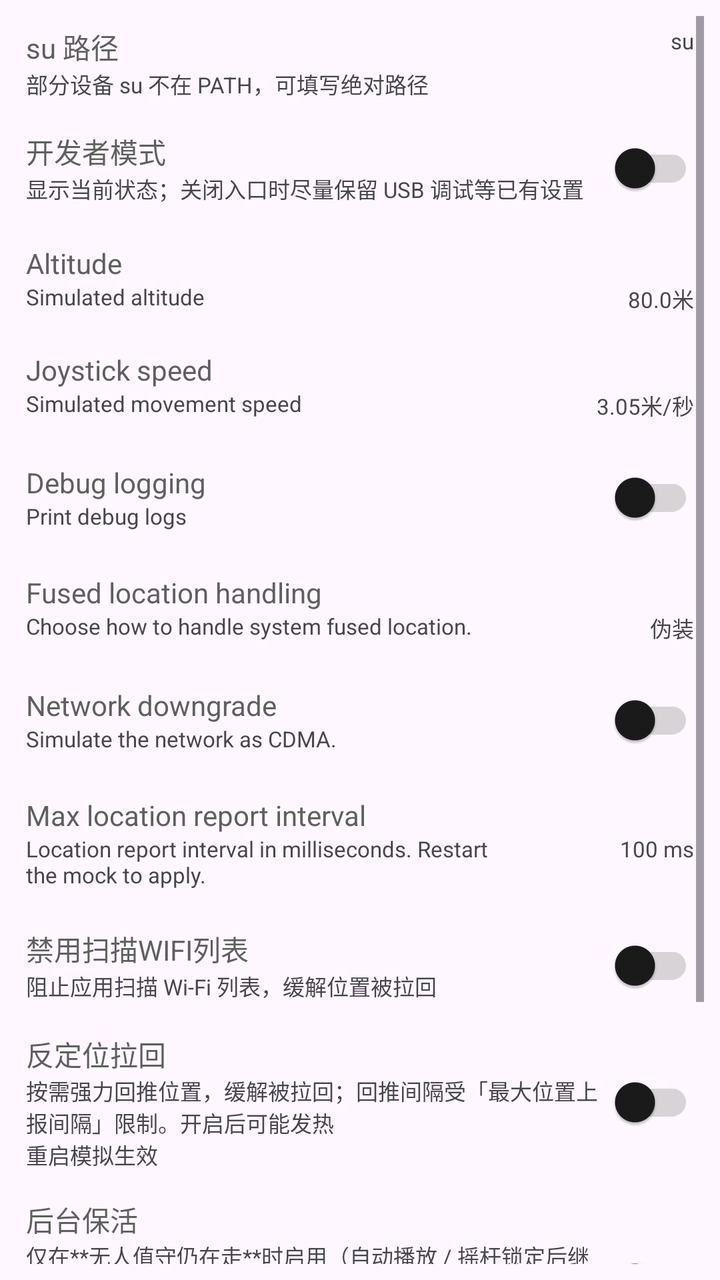
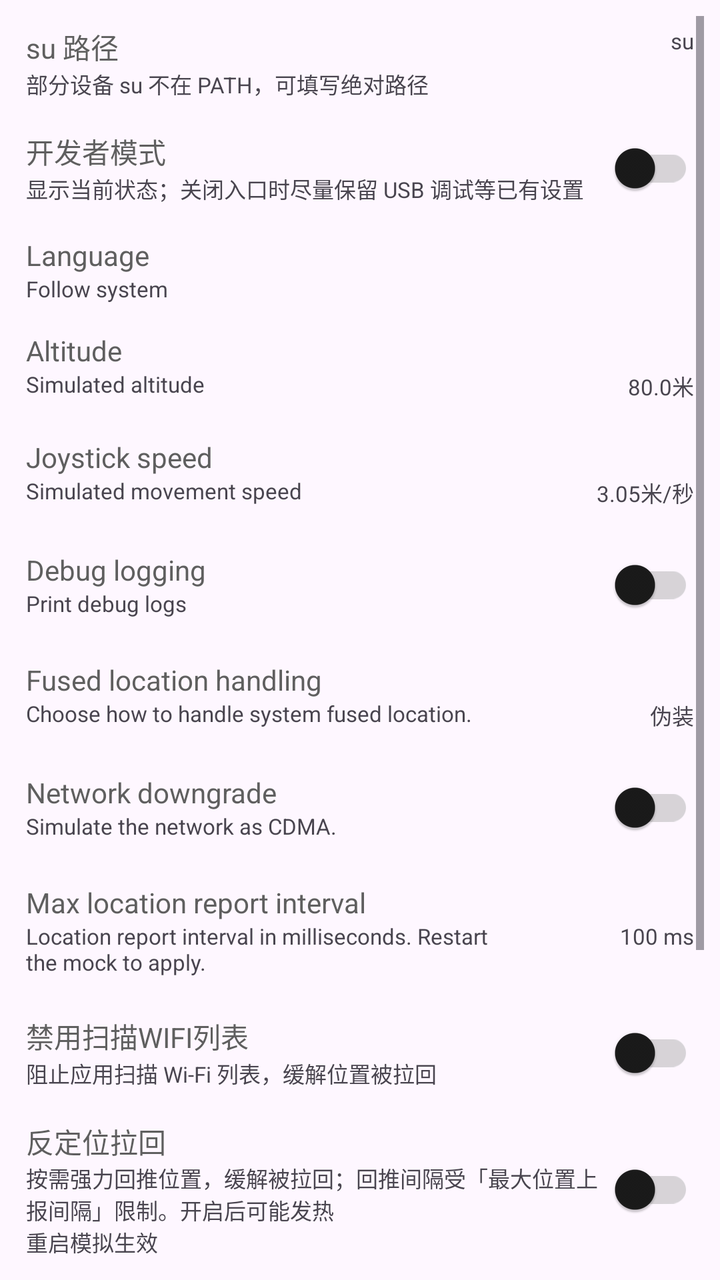

An Android layout rendered at two revisions. The XML below is the earlier revision; the diff shows what the commit changed to produce the second picture.
<!-- AndroidManifest.xml: application theme AppTheme -->
<!-- res/layout/fragment_settings.xml -->
<?xml version="1.0" encoding="utf-8"?>
<androidx.constraintlayout.widget.ConstraintLayout xmlns:android="http://schemas.android.com/apk/res/android"
    xmlns:app="http://schemas.android.com/apk/res-auto"
    xmlns:tools="http://schemas.android.com/tools"
    android:layout_width="match_parent"
    android:layout_height="match_parent"
    android:padding="8dp"
    tools:context=".ui.settings.SettingsFragment">

    <ScrollView
        android:layout_width="match_parent"
        android:layout_height="0dp"
        app:layout_constraintTop_toTopOf="parent"
        app:layout_constraintStart_toStartOf="parent">

        <LinearLayout
            android:layout_width="match_parent"
            android:layout_height="wrap_content"
            android:orientation="vertical">

            <androidx.constraintlayout.widget.ConstraintLayout
                android:id="@+id/su_path_layout"
                android:layout_width="match_parent"
                android:layout_height="wrap_content"
                android:padding="5dp">

                <com.google.android.material.textview.MaterialTextView
                    android:id="@+id/su_path_title"
                    android:layout_width="0dp"
                    android:layout_height="wrap_content"
                    android:text="su 路径"
                    android:textColor="?attr/colorOnSurfaceVariant"
                    app:layout_constraintStart_toStartOf="parent"
                    app:layout_constraintEnd_toStartOf="@id/su_path_value"
                    app:layout_constraintTop_toTopOf="parent" />

                <com.google.android.material.textview.MaterialTextView
                    android:id="@+id/su_path_desc"
                    android:layout_width="0dp"
                    android:layout_height="wrap_content"
                    android:text="部分设备 su 不在 PATH，可填写绝对路径"
                    android:textSize="11sp"
                    app:layout_constraintStart_toStartOf="parent"
                    app:layout_constraintEnd_toStartOf="@id/su_path_value"
                    app:layout_constraintTop_toBottomOf="@id/su_path_title" />

                <com.google.android.material.textview.MaterialTextView
                    android:id="@+id/su_path_value"
                    android:layout_width="120dp"
                    android:layout_height="wrap_content"
                    android:gravity="end"
                    android:text="su"
                    android:textSize="11sp"
                    app:layout_constraintTop_toTopOf="parent"
                    app:layout_constraintEnd_toEndOf="parent" />

            </androidx.constraintlayout.widget.ConstraintLayout>

            <LinearLayout
                android:id="@+id/developer_mode_layout"
                android:layout_width="match_parent"
                android:layout_height="wrap_content"
                android:gravity="center_vertical"
                android:orientation="horizontal"
                android:padding="5dp">
                <LinearLayout
                    android:layout_width="0dp"
                    android:layout_height="wrap_content"
                    android:layout_weight="1"
                    android:orientation="vertical">
                    <com.google.android.material.textview.MaterialTextView
                        android:layout_width="wrap_content"
                        android:layout_height="wrap_content"
                        android:text="开发者模式"
                        android:textColor="?attr/colorOnSurfaceVariant" />
                    <com.google.android.material.textview.MaterialTextView
                        android:layout_width="wrap_content"
                        android:layout_height="wrap_content"
                        android:text="显示当前状态；关闭入口时尽量保留 USB 调试等已有设置"
                        android:textSize="11sp" />
                </LinearLayout>
                <com.google.android.material.switchmaterial.SwitchMaterial
                    android:id="@+id/developer_mode_switch"
                    android:layout_width="wrap_content"
                    android:layout_height="wrap_content"
                    android:layout_gravity="center_vertical" />
            </LinearLayout>

            <LinearLayout
                android:id="@+id/selinux_layout"
                android:visibility="gone"
                android:layout_width="match_parent"
                android:layout_height="wrap_content"
                android:gravity="center_vertical"
                android:orientation="horizontal"
                android:padding="5dp">
                <LinearLayout
                    android:layout_width="0dp"
                    android:layout_height="wrap_content"
                    android:layout_weight="1"
                    android:orientation="vertical"
                    android:gravity="center_vertical">
                    <com.google.android.material.textview.MaterialTextView
                        android:layout_width="wrap_content"
                        android:layout_height="wrap_content"
                        android:text="@string/selinux"
                        android:textColor="?attr/colorOnSurfaceVariant" />
                    <com.google.android.material.textview.MaterialTextView
                        android:layout_width="wrap_content"
                        android:layout_height="wrap_content"
                        android:text="@string/need_open_selinux"
                        android:textSize="11sp" />
                </LinearLayout>
                <com.google.android.material.switchmaterial.SwitchMaterial
                    android:id="@+id/selinux_switch"
                    android:layout_width="wrap_content"
                    android:layout_height="wrap_content"
                    android:layout_gravity="center_vertical"/>
            </LinearLayout>

            <androidx.constraintlayout.widget.ConstraintLayout
                android:id="@+id/altitude_layout"
                android:layout_width="match_parent"
                android:layout_height="wrap_content"
                android:gravity="center_vertical"
                android:padding="5dp"
                android:layout_marginTop="4dp"
                android:layout_marginBottom="4dp">

                <com.google.android.material.textview.MaterialTextView
                    android:id="@+id/altitude_title"
                    android:layout_width="0dp"
                    android:layout_height="wrap_content"
                    android:text="@string/altitude"
                    android:textColor="?attr/colorOnSurfaceVariant"
                    app:layout_constraintStart_toStartOf="parent"
                    app:layout_constraintEnd_toStartOf="@id/altitude_value"
                    app:layout_constraintTop_toTopOf="parent"/>

                <com.google.android.material.textview.MaterialTextView
                    android:id="@+id/altitude_desc"
                    android:layout_width="0dp"
                    android:layout_height="wrap_content"
                    android:text="@string/altitude_desc"
                    android:textSize="11sp"
                    app:layout_constraintStart_toStartOf="parent"
                    app:layout_constraintEnd_toStartOf="@id/altitude_value"
                    app:layout_constraintTop_toBottomOf="@id/altitude_title"/>

                <com.google.android.material.textview.MaterialTextView
                    android:id="@+id/altitude_value"
                    android:layout_width="96dp"
                    android:layout_height="wrap_content"
                    android:gravity="end"
                    android:text="80.0米"
                    android:textSize="11sp"
                    app:layout_constraintTop_toBottomOf="@id/altitude_title"
                    app:layout_constraintEnd_toEndOf="parent" />

            </androidx.constraintlayout.widget.ConstraintLayout>

            <androidx.constraintlayout.widget.ConstraintLayout
                android:id="@+id/speed_layout"
                android:layout_width="match_parent"
                android:layout_height="wrap_content"
                android:gravity="center_vertical"
                android:padding="5dp"
                android:layout_marginTop="4dp"
                android:layout_marginBottom="4dp">

                <com.google.android.material.textview.MaterialTextView
                    android:id="@+id/speed_title"
                    android:layout_width="0dp"
                    android:layout_height="wrap_content"
                    android:text="@string/rocker_speed"
                    android:textColor="?attr/colorOnSurfaceVariant"
                    app:layout_constraintStart_toStartOf="parent"
                    app:layout_constraintEnd_toStartOf="@id/speed_value"
                    app:layout_constraintTop_toTopOf="parent"/>

                <com.google.android.material.textview.MaterialTextView
                    android:id="@+id/speed_desc"
                    android:layout_width="0dp"
                    android:layout_height="wrap_content"
                    android:text="@string/rocker_speed_desc"
                    android:textSize="11sp"
                    app:layout_constraintStart_toStartOf="parent"
                    app:layout_constraintEnd_toStartOf="@id/speed_value"
                    app:layout_constraintTop_toBottomOf="@id/speed_title"/>

                <com.google.android.material.textview.MaterialTextView
                    android:id="@+id/speed_value"
                    android:layout_width="96dp"
                    android:layout_height="wrap_content"
                    android:gravity="end"
                    android:text="3.05米/秒"
                    android:textSize="11sp"
                    app:layout_constraintTop_toBottomOf="@id/speed_title"
                    app:layout_constraintEnd_toEndOf="parent" />

            </androidx.constraintlayout.widget.ConstraintLayout>

            <LinearLayout
                android:id="@+id/debug_layout"
                android:layout_width="match_parent"
                android:layout_height="wrap_content"
                android:padding="5dp"
                android:gravity="center_vertical"
                android:orientation="horizontal">
                <LinearLayout
                    android:layout_width="0dp"
                    android:layout_height="wrap_content"
                    android:layout_weight="1"
                    android:orientation="vertical"
                    android:gravity="center_vertical">
                    <com.google.android.material.textview.MaterialTextView
                        android:layout_width="wrap_content"
                        android:layout_height="wrap_content"
                        android:text="@string/debug"
                        android:textColor="?attr/colorOnSurfaceVariant" />
                    <com.google.android.material.textview.MaterialTextView
                        android:layout_width="wrap_content"
                        android:layout_height="wrap_content"
                        android:text="@string/debug_desc"
                        android:textSize="11sp" />
                </LinearLayout>
                <com.google.android.material.switchmaterial.SwitchMaterial
                    android:id="@+id/debug_switch"
                    android:layout_width="wrap_content"
                    android:layout_height="wrap_content"
                    android:layout_gravity="center_vertical"/>
            </LinearLayout>

            
            <androidx.constraintlayout.widget.ConstraintLayout
                android:id="@+id/dfused_layout"
                android:layout_width="match_parent"
                android:layout_height="wrap_content"
                android:gravity="center_vertical"
                android:padding="5dp"
                android:layout_marginTop="4dp"
                android:layout_marginBottom="4dp">

                <com.google.android.material.textview.MaterialTextView
                    android:id="@+id/dfused_title"
                    android:layout_width="0dp"
                    android:layout_height="wrap_content"
                    android:text="@string/dfused"
                    android:textColor="?attr/colorOnSurfaceVariant"
                    app:layout_constraintStart_toStartOf="parent"
                    app:layout_constraintEnd_toStartOf="@id/dfused_value"
                    app:layout_constraintTop_toTopOf="parent"/>

                <com.google.android.material.textview.MaterialTextView
                    android:id="@+id/dfused_desc"
                    android:layout_width="0dp"
                    android:layout_height="wrap_content"
                    android:text="@string/dfused_desc"
                    android:textSize="11sp"
                    app:layout_constraintStart_toStartOf="parent"
                    app:layout_constraintEnd_toStartOf="@id/dfused_value"
                    app:layout_constraintTop_toBottomOf="@id/dfused_title"/>

                <com.google.android.material.textview.MaterialTextView
                    android:id="@+id/dfused_value"
                    android:layout_width="96dp"
                    android:layout_height="wrap_content"
                    android:gravity="end"
                    android:text="伪装"
                    android:textSize="11sp"
                    app:layout_constraintTop_toBottomOf="@id/dfused_title"
                    app:layout_constraintEnd_toEndOf="parent" />

            </androidx.constraintlayout.widget.ConstraintLayout>

            <LinearLayout
                android:id="@+id/cdma_layout"
                android:layout_width="match_parent"
                android:layout_height="wrap_content"
                android:gravity="center_vertical"
                android:padding="5dp"
                android:orientation="horizontal">
                <LinearLayout
                    android:layout_width="0dp"
                    android:layout_height="wrap_content"
                    android:layout_weight="1"
                    android:orientation="vertical"
                    android:gravity="center_vertical">
                    <com.google.android.material.textview.MaterialTextView
                        android:layout_width="wrap_content"
                        android:layout_height="wrap_content"
                        android:text="@string/cdma"
                        android:textColor="?attr/colorOnSurfaceVariant" />
                    <com.google.android.material.textview.MaterialTextView
                        android:layout_width="wrap_content"
                        android:layout_height="wrap_content"
                        android:text="@string/cdma_desc"
                        android:textSize="11sp" />
                </LinearLayout>
                <com.google.android.material.switchmaterial.SwitchMaterial
                    android:id="@+id/cdma_switch"
                    android:layout_width="wrap_content"
                    android:layout_height="wrap_content"
                    android:layout_gravity="center_vertical"/>
            </LinearLayout>

            <androidx.constraintlayout.widget.ConstraintLayout
                android:id="@+id/report_duration_layout"
                android:layout_width="match_parent"
                android:layout_height="wrap_content"
                android:gravity="center_vertical"
                android:padding="5dp"
                android:layout_marginTop="4dp"
                android:layout_marginBottom="4dp">

                <com.google.android.material.textview.MaterialTextView
                    android:id="@+id/report_duration_title"
                    android:layout_width="0dp"
                    android:layout_height="wrap_content"
                    android:text="@string/item_report_duration_title"
                    android:textColor="?attr/colorOnSurfaceVariant"
                    app:layout_constraintStart_toStartOf="parent"
                    app:layout_constraintEnd_toStartOf="@id/report_duration_value"
                    app:layout_constraintTop_toTopOf="parent"/>

                <com.google.android.material.textview.MaterialTextView
                    android:id="@+id/report_duration_desc"
                    android:layout_width="0dp"
                    android:layout_height="wrap_content"
                    android:text="@string/item_report_duration_desc"
                    android:textSize="11sp"
                    app:layout_constraintStart_toStartOf="parent"
                    app:layout_constraintEnd_toStartOf="@id/report_duration_value"
                    app:layout_constraintTop_toBottomOf="@id/report_duration_title"/>

                <com.google.android.material.textview.MaterialTextView
                    android:id="@+id/report_duration_value"
                    android:layout_width="96dp"
                    android:layout_height="wrap_content"
                    android:gravity="end"
                    android:text="@string/item_report_duration_value"
                    android:textSize="11sp"
                    app:layout_constraintTop_toBottomOf="@id/report_duration_title"
                    app:layout_constraintEnd_toEndOf="parent" />

            </androidx.constraintlayout.widget.ConstraintLayout>


            <LinearLayout
                android:id="@+id/disable_wlan_scan_layout"
                android:layout_width="match_parent"
                android:layout_height="wrap_content"
                android:gravity="center_vertical"
                android:padding="5dp"
                android:orientation="horizontal">
                <LinearLayout
                    android:layout_width="0dp"
                    android:layout_height="wrap_content"
                    android:layout_weight="1"
                    android:orientation="vertical"
                    android:gravity="center_vertical">
                    <com.google.android.material.textview.MaterialTextView
                        android:layout_width="wrap_content"
                        android:layout_height="wrap_content"
                        android:text="禁用扫描WIFI列表"
                        android:textColor="?attr/colorOnSurfaceVariant" />
                    <com.google.android.material.textview.MaterialTextView
                        android:layout_width="wrap_content"
                        android:layout_height="wrap_content"
                        android:text="阻止应用扫描 Wi-Fi 列表，缓解位置被拉回"
                        android:textSize="11sp" />
                </LinearLayout>
                <com.google.android.material.switchmaterial.SwitchMaterial
                    android:id="@+id/disable_wlan_scan_switch"
                    android:layout_width="wrap_content"
                    android:layout_height="wrap_content"
                    android:layout_gravity="center_vertical"/>
            </LinearLayout>

            <LinearLayout
                android:id="@+id/loop_broadcast_location_layout"
                android:layout_width="match_parent"
                android:layout_height="wrap_content"
                android:gravity="center_vertical"
                android:padding="5dp"
                android:orientation="horizontal">
                <LinearLayout
                    android:layout_width="0dp"
                    android:layout_height="wrap_content"
                    android:layout_weight="1"
                    android:orientation="vertical"
                    android:gravity="center_vertical">
                    <com.google.android.material.textview.MaterialTextView
                        android:layout_width="wrap_content"
                        android:layout_height="wrap_content"
                        android:text="反定位拉回"
                        android:textColor="?attr/colorOnSurfaceVariant" />
                    <com.google.android.material.textview.MaterialTextView
                        android:layout_width="wrap_content"
                        android:layout_height="wrap_content"
                        android:text="按需强力回推位置，缓解被拉回；回推间隔受「最大位置上报间隔」限制。开启后可能发热\n重启模拟生效"
                        android:textSize="11sp" />
                </LinearLayout>
                <com.google.android.material.switchmaterial.SwitchMaterial
                    android:id="@+id/loop_broadcast_location_switch"
                    android:layout_width="wrap_content"
                    android:layout_height="wrap_content"
                    android:layout_gravity="center_vertical"/>
            </LinearLayout>

            
            <LinearLayout
                android:id="@+id/keep_alive_layout"
                android:layout_width="match_parent"
                android:layout_height="wrap_content"
                android:layout_marginTop="4dp"
                android:layout_marginBottom="4dp"
                android:gravity="center_vertical"
                android:orientation="horizontal"
                android:padding="5dp">
                <LinearLayout
                    android:layout_width="0dp"
                    android:layout_height="wrap_content"
                    android:layout_weight="1"
                    android:gravity="center_vertical"
                    android:orientation="vertical">
                    <com.google.android.material.textview.MaterialTextView
                        android:layout_width="wrap_content"
                        android:layout_height="wrap_content"
                        android:text="后台保活"
                        android:textColor="?attr/colorOnSurfaceVariant" />
                    <com.google.android.material.textview.MaterialTextView
                        android:layout_width="wrap_content"
                        android:layout_height="wrap_content"
                        android:text="仅在**无人值守仍在走**时启用（自动播放 / 摇杆锁定后继续走）：\n用前台服务把 App 钉住，防止被系统冻结导致位置停住；空闲时按系统默认省电"
                        android:textSize="11sp" />
                </LinearLayout>
                <com.google.android.material.switchmaterial.SwitchMaterial
                    android:id="@+id/keep_alive_switch"
                    android:layout_width="wrap_content"
                    android:layout_height="wrap_content"
                    android:layout_gravity="center_vertical"/>
            </LinearLayout>

            
            <LinearLayout
                android:id="@+id/battery_optimization_layout"
                android:layout_width="match_parent"
                android:layout_height="wrap_content"
                android:gravity="center_vertical"
                android:orientation="horizontal"
                android:padding="5dp">
                <LinearLayout
                    android:layout_width="0dp"
                    android:layout_height="wrap_content"
                    android:layout_weight="1"
                    android:gravity="center_vertical"
                    android:orientation="vertical">
                    <com.google.android.material.textview.MaterialTextView
                        android:layout_width="wrap_content"
                        android:layout_height="wrap_content"
                        android:text="电池优化白名单"
                        android:textColor="?attr/colorOnSurfaceVariant" />
                    <com.google.android.material.textview.MaterialTextView
                        android:id="@+id/battery_optimization_state"
                        android:layout_width="wrap_content"
                        android:layout_height="wrap_content"
                        android:text="读取中…"
                        android:textSize="11sp" />
                </LinearLayout>
            </LinearLayout>

            <LinearLayout
                android:id="@+id/allow_landscape_layout"
                android:layout_width="match_parent"
                android:layout_height="wrap_content"
                android:gravity="center_vertical"
                android:padding="5dp"
                android:orientation="horizontal">
                <LinearLayout
                    android:layout_width="0dp"
                    android:layout_height="wrap_content"
                    android:layout_weight="1"
                    android:orientation="vertical"
                    android:gravity="center_vertical">
                    <com.google.android.material.textview.MaterialTextView
                        android:layout_width="wrap_content"
                        android:layout_height="wrap_content"
                        android:text="@string/allow_landscape"
                        android:textColor="?attr/colorOnSurfaceVariant" />
                    <com.google.android.material.textview.MaterialTextView
                        android:layout_width="wrap_content"
                        android:layout_height="wrap_content"
                        android:text="@string/allow_landscape_desc"
                        android:textSize="11sp" />
                </LinearLayout>
                <com.google.android.material.switchmaterial.SwitchMaterial
                    android:id="@+id/allow_landscape_switch"
                    android:layout_width="wrap_content"
                    android:layout_height="wrap_content"
                    android:layout_gravity="center_vertical"/>
            </LinearLayout>

        </LinearLayout>

    </ScrollView>
</androidx.constraintlayout.widget.ConstraintLayout>
<!-- resources referenced by this layout -->
<resources>
  <string name="allow_landscape">Allow landscape</string>
  <string name="allow_landscape_desc">Some screens may render incorrectly in landscape</string>
  <string name="altitude">Altitude</string>
  <string name="altitude_desc">Simulated altitude</string>
  <string name="cdma">Network downgrade</string>
  <string name="cdma_desc">Simulate the network as CDMA.</string>
  <string name="debug">Debug logging</string>
  <string name="debug_desc">Print debug logs</string>
  <string name="dfused">Fused location handling</string>
  <string name="dfused_desc">Choose how to handle system fused location.</string>
  <string name="item_report_duration_desc">Location report interval in milliseconds. Restart the mock to apply.</string>
  <string name="item_report_duration_title">Max location report interval</string>
  <string name="item_report_duration_value">100 ms</string>
  <string name="need_open_selinux">Enable SELinux</string>
  <string name="rocker_speed">Joystick speed</string>
  <string name="rocker_speed_desc">Simulated movement speed</string>
  <string name="selinux">SELinux</string>
  <style name="AppTheme" parent="Theme.Material3.Light.NoActionBar">
          
          <item name="colorPrimary">#5F5F5F</item>
          <item name="colorOnPrimary">#FFFFFF</item>
          <item name="colorPrimaryContainer">#E0E0E0</item>
          <item name="colorOnPrimaryContainer">#1E1E1E</item>
          <item name="colorSecondary">#494949</item>
          <item name="colorOnSecondary">#FFFFFF</item>
          <item name="colorSecondaryContainer">#E7E7E7</item>
          <item name="colorOnSecondaryContainer">#2A2A2A</item>
          <item name="colorSurface">#FFFFFF</item>
          <item name="colorOnSurface">#1A1A1A</item>
          <item name="colorSurfaceVariant">#F0F0F0</item>
          <item name="colorOnSurfaceVariant">#5F5F5F</item>
          <item name="colorOutline">#747474</item>
  
          
          <item name="portalFabIconTint">#1A1A1A</item>
  
          
          <item name="android:statusBarColor">@android:color/transparent</item>
          <item name="android:windowDrawsSystemBarBackgrounds">true</item>
          <item name="android:windowTranslucentStatus">true</item>
          <item name="windowActionModeOverlay">true</item>
          <item name="windowActionBar">false</item>
          <item name="windowNoTitle">true</item>
  
          
          <item name="searchViewStyle">@style/Portal.SearchViewStyle</item>
          <item name="sliderStyle">@style/Portal.SliderTheme</item>
          <item name="android:popupMenuStyle">@style/PortalPopupMenuStyle</item>
          
          <item name="switchStyle">@style/Portal.SwitchStyle</item>
      </style>
  <style name="Portal.SearchViewStyle" parent="Widget.AppCompat.SearchView" />
  <style name="Portal.SliderTheme" parent="Widget.Material3.Slider" />
  <style name="PortalPopupMenuStyle" parent="Widget.Material3.PopupMenu">
          <item name="android:popupAnimationStyle">@style/PortalPopupAnimation</item>
      </style>
  <style name="Portal.SwitchStyle" parent="Widget.Material3.CompoundButton.Switch">
          <item name="useMaterialThemeColors">true</item>
          <item name="trackTint">@color/switch_track_tint</item>
      </style>
  <style name="PortalPopupAnimation">
          <item name="android:windowEnterAnimation">@anim/popup_in_top_end</item>
          <item name="android:windowExitAnimation">@anim/popup_out_top_end</item>
      </style>
</resources>

<!-- the commit's change to res/layout/fragment_settings.xml (unified diff, before → after) -->
@@ -87,6 +87,38 @@
             </LinearLayout>
 
             <LinearLayout
+                android:id="@+id/language_layout"
+                android:layout_width="match_parent"
+                android:layout_height="wrap_content"
+                android:clickable="true"
+                android:focusable="true"
+                android:gravity="center_vertical"
+                android:orientation="horizontal"
+                android:padding="5dp">
+                <LinearLayout
+                    android:layout_width="0dp"
+                    android:layout_height="wrap_content"
+                    android:layout_weight="1"
+                    android:orientation="vertical">
+                    <com.google.android.material.textview.MaterialTextView
+                        android:layout_width="wrap_content"
+                        android:layout_height="wrap_content"
+                        android:text="@string/language_title"
+                        android:textColor="?attr/colorOnSurfaceVariant" />
+                    <com.google.android.material.textview.MaterialTextView
+                        android:layout_width="wrap_content"
+                        android:layout_height="wrap_content"
+                        android:text="@string/language_desc"
+                        android:textSize="11sp" />
+                </LinearLayout>
+                <com.google.android.material.textview.MaterialTextView
+                    android:id="@+id/language_value"
+                    android:layout_width="wrap_content"
+                    android:layout_height="wrap_content"
+                    android:textSize="12sp" />
+            </LinearLayout>
+
+            <LinearLayout
                 android:id="@+id/selinux_layout"
                 android:visibility="gone"
                 android:layout_width="match_parent"
<!-- resource entries referenced after the edit -->
@@ -13,6 +13,8 @@
   <string name="item_report_duration_desc">Location report interval in milliseconds. Restart the mock to apply.</string>
   <string name="item_report_duration_title">Max location report interval</string>
   <string name="item_report_duration_value">100 ms</string>
+  <string name="language_desc">Follow system</string>
+  <string name="language_title">Language</string>
   <string name="need_open_selinux">Enable SELinux</string>
   <string name="rocker_speed">Joystick speed</string>
   <string name="rocker_speed_desc">Simulated movement speed</string>
